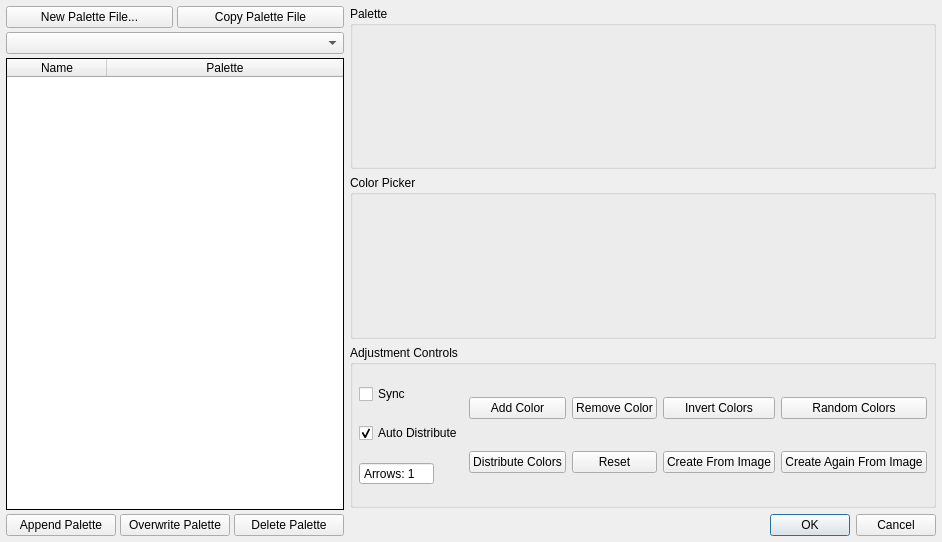
typpos/fractorium, file Source/Fractorium/PaletteEditor.ui: the form before one commit.
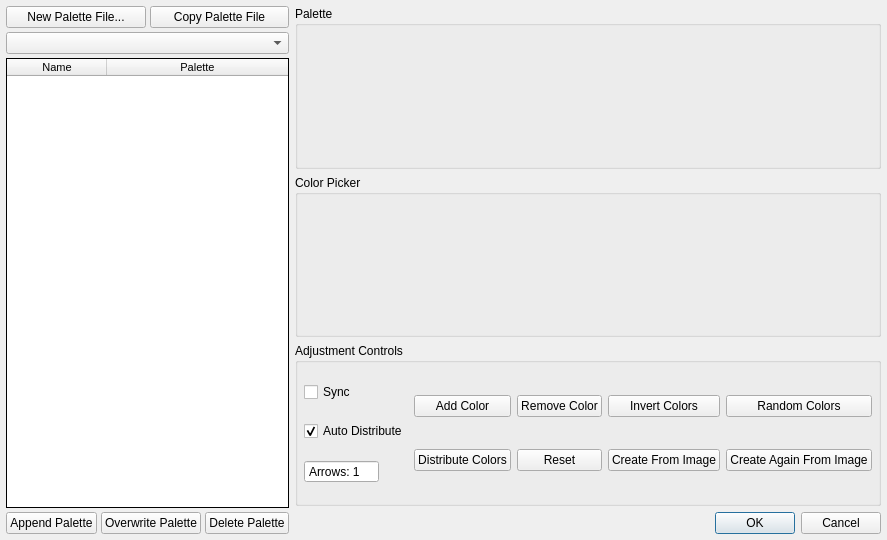
The form after the commit.

Commit message: 06/04/2017 --User changes  -Make all fonts be MS Shell Dlg 2. This will require reloading dark.qss if users are already using it.  -Limit size of the left side of the palette editor.  -Disable create from image buttons in the palette editor when working on a fixed palette.

The edit to the form file:
```diff
--- a/Source/Fractorium/PaletteEditor.ui
+++ b/Source/Fractorium/PaletteEditor.ui
@@ -6,8 +6,8 @@
    <rect>
     <x>0</x>
     <y>0</y>
-    <width>942</width>
-    <height>542</height>
+    <width>859</width>
+    <height>540</height>
    </rect>
   </property>
   <property name="windowTitle">
@@ -31,6 +31,9 @@
      <property name="spacing">
       <number>4</number>
      </property>
+     <property name="sizeConstraint">
+      <enum>QLayout::SetDefaultConstraint</enum>
+     </property>
      <item>
       <layout class="QHBoxLayout" name="LeftTopHorizontalLayout">
        <item>
@@ -50,10 +53,29 @@
       </layout>
      </item>
      <item>
-      <widget class="QComboBox" name="PaletteFilenameCombo"/>
+      <widget class="QComboBox" name="PaletteFilenameCombo">
+       <property name="maximumSize">
+        <size>
+         <width>365</width>
+         <height>16777215</height>
+        </size>
+       </property>
+      </widget>
      </item>
      <item>
       <widget class="QTableWidget" name="PaletteListTable">
+       <property name="maximumSize">
+        <size>
+         <width>365</width>
+         <height>16777215</height>
+        </size>
+       </property>
+       <property name="font">
+        <font>
+         <family>MS Shell Dlg 2</family>
+         <pointsize>8</pointsize>
+        </font>
+       </property>
        <property name="frameShape">
         <enum>QFrame::Panel</enum>
        </property>
```
Left out of the diff: 2 changed lines with no effect on the pictures. The commit also changes 16 other files.
